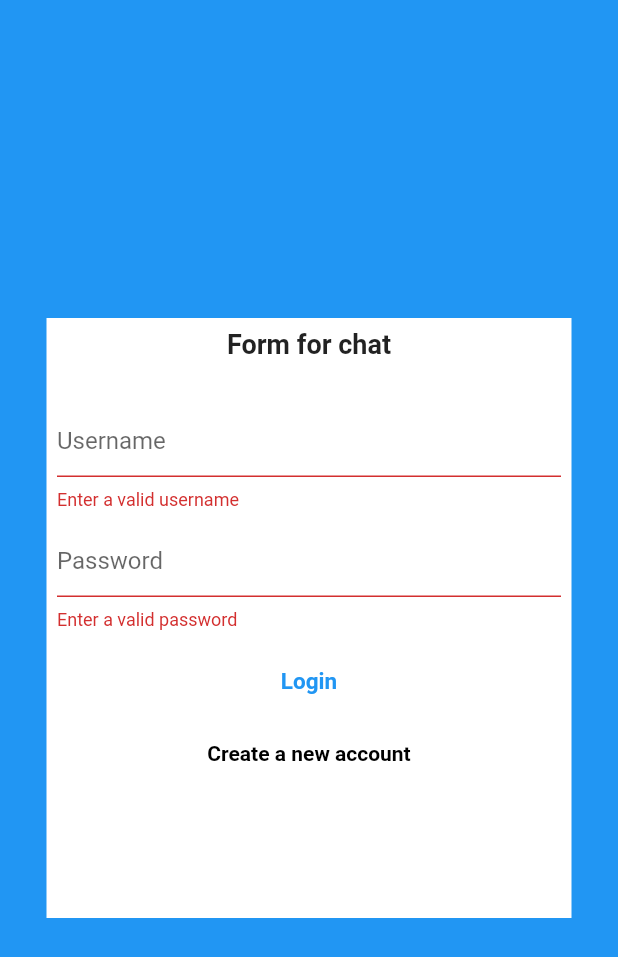
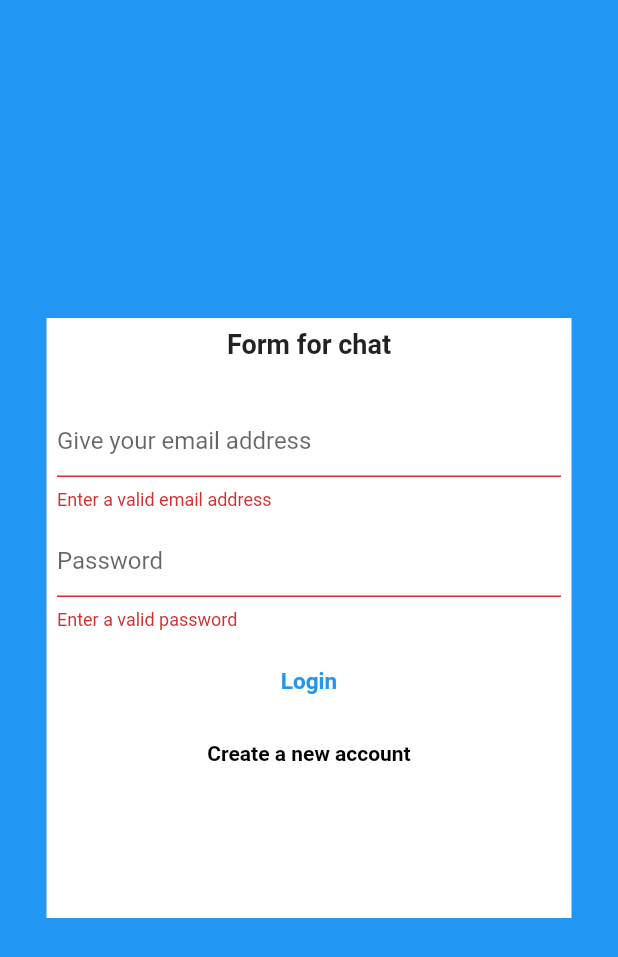
Before and after one commit to MAbass/chat_messages, a Flutter app: the screen it shows after launch, after a tap on "Login", on a phone screen of 412 x 824 dp. Shown: the top 957 px of the screen. Run offline on Flutter 3.47's test engine with Material 2 defaults, Android fonts, the phone set to English and light mode, and no system bars; our stand-ins replace cloud_firestore, firebase_auth, firebase_core; accounts and stored records are empty.

Commit message:
Finish some configurations for auth screen

```diff
--- a/lib/main.dart
+++ b/lib/main.dart
@@ -17,6 +17,7 @@ class MyApp extends StatelessWidget {
       ),
       home: AuthScreen(),
       routes: {
+        ChatScreen.routeName: (_) => ChatScreen(),
         AuthScreen.routeName: (_) => AuthScreen(),
       },
     );
--- a/lib/mixins/mixins.dart
+++ b/lib/mixins/mixins.dart
@@ -1,3 +1,6 @@
+import 'package:cloud_firestore/cloud_firestore.dart';
+import 'package:firebase_auth/firebase_auth.dart';
+
 mixin InputValidationMixin {
   bool isPasswordValid(String password) {
     if (password.length < 3) return false;
@@ -16,3 +19,22 @@ mixin InputValidationMixin {
     return true;
   }
 }
+mixin FirebaseMixin {
+  final _auth = FirebaseAuth.instance;
+
+  Future<void> createUser(
+      String email, String username, String password) async {
+    final _resultAuth = await _auth.createUserWithEmailAndPassword(
+        email: email, password: password);
+    FirebaseFirestore.instance
+        .collection("users")
+        .doc(_resultAuth.user.uid)
+        .set({"email": email, "password": password, "username": username});
+  }
+
+  Future<void> login(String email, String password) async {
+    final _resultLogin = await _auth.signInWithEmailAndPassword(
+        email: email, password: password);
+    print('Result: ${_resultLogin.credential}');
+  }
+}
--- a/lib/screen/AuthScreen.dart
+++ b/lib/screen/AuthScreen.dart
@@ -1,4 +1,5 @@
 import 'package:chat_messages/widgets/Form.dart';
+import 'package:firebase_core/firebase_core.dart';
 import 'package:flutter/material.dart';
 
 class AuthScreen extends StatefulWidget {
@@ -9,7 +10,6 @@ class AuthScreen extends StatefulWidget {
 }
 
 class _AuthScreenState extends State<AuthScreen> {
-
   @override
   Widget build(BuildContext context) {
     return Scaffold(
@@ -19,7 +19,18 @@ class _AuthScreenState extends State<AuthScreen> {
           color: Colors.white,
           width: 350,
           height: 400,
-          child: Container(padding: EdgeInsets.all(7), child: AuthForm()),
+          child: FutureBuilder(
+              future: Firebase.initializeApp(),
+              builder: (BuildContext context, AsyncSnapshot snapshot) {
+                if (snapshot.hasData) {
+                  return Container(
+                      padding: EdgeInsets.all(7), child: AuthForm());
+                } else if (snapshot.hasError) {
+                  return Icon(Icons.error_outline);
+                } else {
+                  return CircularProgressIndicator();
+                }
+              }),
         ),
       ),
     );
--- a/lib/widgets/Form.dart
+++ b/lib/widgets/Form.dart
@@ -1,13 +1,17 @@
 import 'package:chat_messages/mixins/mixins.dart';
+import 'package:chat_messages/screen/Chat.dart';
 import 'package:flutter/cupertino.dart';
 import 'package:flutter/material.dart';
+import 'package:flutter/services.dart';
 
 class AuthForm extends StatefulWidget {
   @override
   State<AuthForm> createState() => _AuthFormState();
 }
 
-class _AuthFormState extends State<AuthForm> with InputValidationMixin {
+class _AuthFormState extends State<AuthForm>
+    with InputValidationMixin, FirebaseMixin {
+  bool _isLoading = false;
   bool _createNewAccount = false;
   final _formGlobalKey = GlobalKey<FormState>();
   final _emailController = TextEditingController();
@@ -17,21 +21,62 @@ class _AuthFormState extends State<AuthForm> with InputValidationMixin {
   final _authData = {"email": "", "password": "", "username": ""};
 
   Future<void> _submit() async {
-    if (!_formGlobalKey.currentState.validate()) {
-      return;
+    final isValid = _formGlobalKey.currentState.validate();
+    _formGlobalKey.currentState.save();
+    if (isValid) {
+      setState(() {
+        _isLoading = true;
+      });
+      try {
+        if (_createNewAccount) {
+          print('Trying to create an user!!');
+          await createUser(
+              _authData['email'], _authData['username'], _authData['password']);
+        } else {
+          print('Trying to login an user!!');
+          await login(_authData['email'], _authData['password']);
+          Navigator.pushReplacementNamed(context, ChatScreen.routeName);
         }
-    _formGlobalKey.currentState.save();
-    final username = _usernameController.text;
-    final password = _passwordController.text;
-    final email = _emailController.text;
-    print('Username: ${username}');
-    print('Password: ${password}');
-    print('Email: ${email}');
+      } catch (error) {
+        print(error);
+        var _message = "An error is occured!!";
+        if(error.toString().contains("There is no user record corresponding to this identifier.")){
+          _message = "There is no user record corresponding to this identifier.";
+        }
+        if(error.toString().contains("The password is invalid or the user does not have a password.")){
+          _message = "The password is invalid or the user does not have a password";
+        }
+        showDialog(
+            context: context,
+            builder: (_) {
+              return AlertDialog(
+                title: Text("Error Dialog"),
+                content: Text("Error:${_message}"),
+                actions: [
+                  TextButton(
+                      onPressed: () {
+                        Navigator.pop(context);
+                      },
+                      child: Text("Okay"))
+                ],
+              );
+            });
+      }
+      setState(() {
+        _isLoading = false;
+      });
+    } else {
+      return null;
+    }
   }
 
   @override
   Widget build(BuildContext context) {
-    return Form(
+    return _isLoading
+        ? Center(
+            child: CircularProgressIndicator(),
+          )
+        : Form(
             key: _formGlobalKey,
             child: Column(
               mainAxisAlignment: MainAxisAlignment.start,
@@ -45,22 +90,6 @@ class _AuthFormState extends State<AuthForm> with InputValidationMixin {
                 ),
                 if (_createNewAccount)
                   TextFormField(
-              decoration: InputDecoration(hintText: "Give your email address"),
-              controller: _emailController,
-              onSaved: (value) {
-                _authData["email"] = value;
-              },
-              validator: (value) {
-                if (isEmailValid(value))
-                  return null;
-                else
-                  return 'Enter a valid email address';
-              },
-            ),
-          SizedBox(
-            height: 10,
-          ),
-          TextFormField(
                     decoration: InputDecoration(hintText: "Username"),
                     controller: _usernameController,
                     onSaved: (value) {
@@ -71,6 +100,24 @@ class _AuthFormState extends State<AuthForm> with InputValidationMixin {
                         return null;
                       else
                         return 'Enter a valid username';
+                    },
+                  ),
+                SizedBox(
+                  height: 10,
+                ),
+                TextFormField(
+                  decoration:
+                      InputDecoration(hintText: "Give your email address"),
+                  controller: _emailController,
+                  keyboardType: TextInputType.emailAddress,
+                  onSaved: (value) {
+                    _authData["email"] = value;
+                  },
+                  validator: (value) {
+                    if (isEmailValid(value))
+                      return null;
+                    else
+                      return 'Enter a valid email address';
                   },
                 ),
                 SizedBox(
@@ -97,8 +144,8 @@ class _AuthFormState extends State<AuthForm> with InputValidationMixin {
                     onPressed: _submit,
                     child: Text(_createNewAccount ? "Register" : "Login"),
                     style: TextButton.styleFrom(
-                  textStyle:
-                      TextStyle(fontWeight: FontWeight.bold, fontSize: 15))),
+                        textStyle: TextStyle(
+                            fontWeight: FontWeight.bold, fontSize: 15))),
                 TextButton(
                     onPressed: () {
                       setState(() {
@@ -107,8 +154,8 @@ class _AuthFormState extends State<AuthForm> with InputValidationMixin {
                     },
                     child: Text(
                       _createNewAccount ? "Connect" : "Create a new account",
-                style:
-                    TextStyle(color: Colors.black, fontWeight: FontWeight.bold),
+                      style: TextStyle(
+                          color: Colors.black, fontWeight: FontWeight.bold),
                     ))
               ],
             ),
--- a/pubspec.yaml
+++ b/pubspec.yaml
@@ -30,6 +30,8 @@ dependencies:
   flutter:
     sdk: flutter
   cloud_firestore: ^3.1.0
+  firebase_auth: ^3.2.0
+  firebase_core: ^1.10.0
 
 
   # The following adds the Cupertino Icons font to your application.
```
Also changed, not shown: lib/screen/Chat.dart (+32 -1 lines), pubspec.lock, 2 other files. Lines whose indentation alone changed are shown as unchanged.
